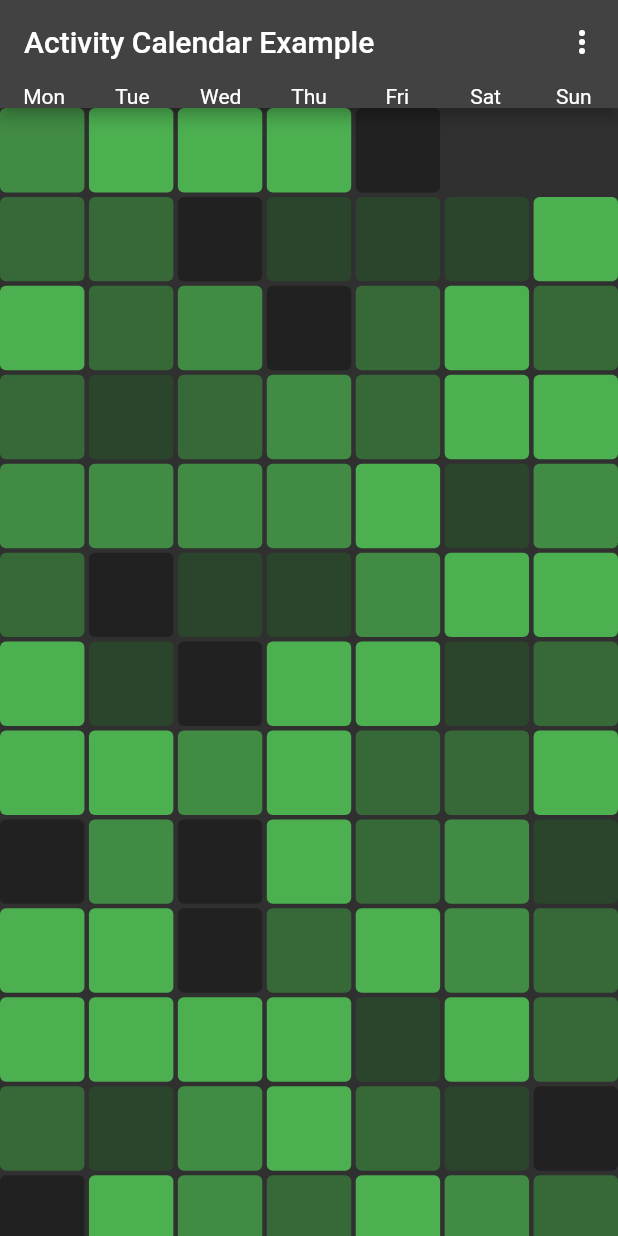
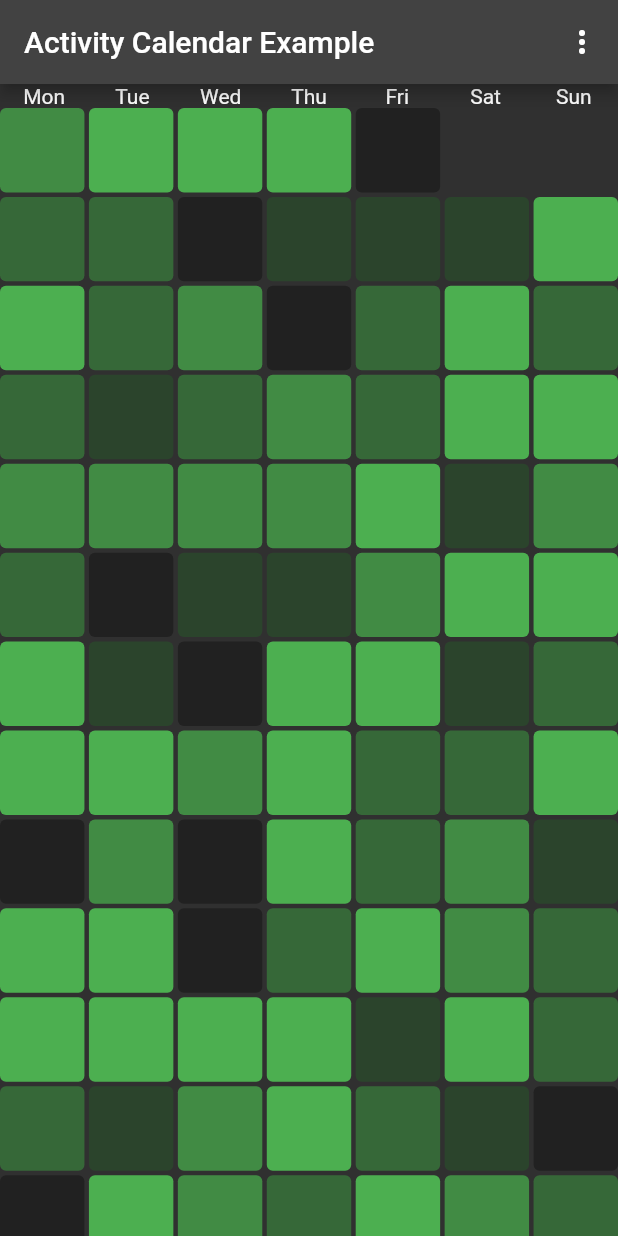
Before and after one commit to Vorkytaka/activity_calendar, a Flutter app: the screen it shows after launch, on a phone screen of 412 x 824 dp. Run offline on Flutter 3.47's test engine with Material 2 defaults, Android fonts, the phone set to English and light mode, and no system bars.

Commit message:
• Body widget

```diff
--- a/example/lib/main.dart
+++ b/example/lib/main.dart
@@ -10,16 +10,6 @@ void main() {
 }
 
 class ExampleApp extends StatelessWidget {
-  static final DateFormat _weekdayFormat = DateFormat.E();
-  static final List<DateTime> _weekdays = List.generate(
-    7,
-    (i) => DateTime(
-      2000,
-      0,
-      6 + i,
-    ),
-  );
-
   const ExampleApp({Key? key}) : super(key: key);
 
   @override
@@ -153,8 +143,50 @@ class ExampleApp extends StatelessWidget {
                 },
               ),
             ],
-            bottom: PreferredSize(
-              child: Row(
+          ),
+          body: _Body(),
+        ),
+      ),
+    );
+  }
+}
+
+final DateFormat _weekdayFormat = DateFormat.E();
+final List<DateTime> _weekdays = List.generate(
+  7,
+  (i) => DateTime(
+    2000,
+    0,
+    6 + i,
+  ),
+);
+
+final r = Random();
+
+List<int> rl([int length = 365]) =>
+    List.generate(length, (index) => r.nextInt(10));
+
+class _Body extends StatelessWidget {
+  @override
+  Widget build(BuildContext context) {
+    final orientation = _sharedOrientation(context);
+    final isVertical = orientation == Axis.vertical;
+
+    final calendar = ActivityCalendar(
+      activities: rl(_sharedDaysCount(context)),
+      fromColor: _sharedFromColor(context),
+      toColor: _sharedToColor(context),
+      steps: 5,
+      borderRadius: BorderRadius.circular(4),
+      weekday: _sharedWeekday(context),
+      scrollDirection: _sharedOrientation(context),
+      reverse: _sharedOrientation(context) == Axis.horizontal,
+    );
+
+    if (isVertical) {
+      return Column(
+        children: [
+          Row(
             children: _weekdays
                 .map((e) => Expanded(
                         child: Text(
@@ -163,33 +195,35 @@ class ExampleApp extends StatelessWidget {
                     )))
                 .toList(),
           ),
-              preferredSize: const Size.fromHeight(16),
+          Expanded(
+            child: calendar,
           ),
+        ],
+      );
+    }
+
+    return SizedBox(
+      height: 200,
+      child: Row(
+        children: [
+          Column(
+            children: _weekdays
+                .map((e) => Expanded(
+                        child: Center(
+                      child: Text(
+                        _weekdayFormat.format(e),
+                        textAlign: TextAlign.center,
                       ),
-          body: SizedBox(
-            height: _sharedOrientation(context) == Axis.horizontal
-                ? 200
-                : double.maxFinite,
-            child: ActivityCalendar(
-              activities: rl(_sharedDaysCount(context)),
-              fromColor: _sharedFromColor(context),
-              toColor: _sharedToColor(context),
-              steps: 5,
-              borderRadius: BorderRadius.circular(4),
-              weekday: _sharedWeekday(context),
-              scrollDirection: _sharedOrientation(context),
-              reverse: _sharedOrientation(context) == Axis.horizontal,
+                    )))
+                .toList(),
           ),
+          Expanded(
+            child: calendar,
           ),
-        ),
+        ],
       ),
     );
   }
-
-  static final r = Random();
-
-  static List<int> rl([int length = 365]) =>
-      List.generate(length, (index) => r.nextInt(10));
 }
 
 final Object _fromColorKey = Object();
```
Lines whose indentation alone changed are shown as unchanged.
